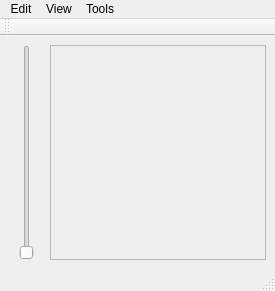
Old version of the form B9Creator/b9edit/sliceeditview.ui in the repository B9Creations/B9Creator.
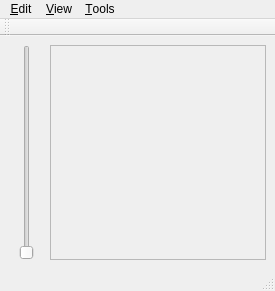
New version of the form. Icons and pictures are not drawn.

```diff
--- a/B9Creator/b9edit/sliceeditview.ui
+++ b/B9Creator/b9edit/sliceeditview.ui
@@ -92,7 +92,7 @@
    </property>
    <widget class="QMenu" name="menuPoo">
     <property name="title">
-     <string>Tools</string>
+     <string>&amp;Tools</string>
     </property>
     <widget class="QMenu" name="menuDrawing">
      <property name="title">
@@ -127,7 +127,7 @@
    </widget>
    <widget class="QMenu" name="menuView">
     <property name="title">
-     <string>View</string>
+     <string>&amp;View</string>
     </property>
     <addaction name="actionNext_Slice"/>
     <addaction name="actionPrev_Slice"/>
@@ -137,7 +137,7 @@
    </widget>
    <widget class="QMenu" name="menuEdit">
     <property name="title">
-     <string>Edit</string>
+     <string>&amp;Edit</string>
     </property>
     <addaction name="actionSupport_Mode"/>
     <addaction name="actionPrepare_Base_Gap"/>
```
Left out of the diff: 27 changed lines with no effect on the pictures.
